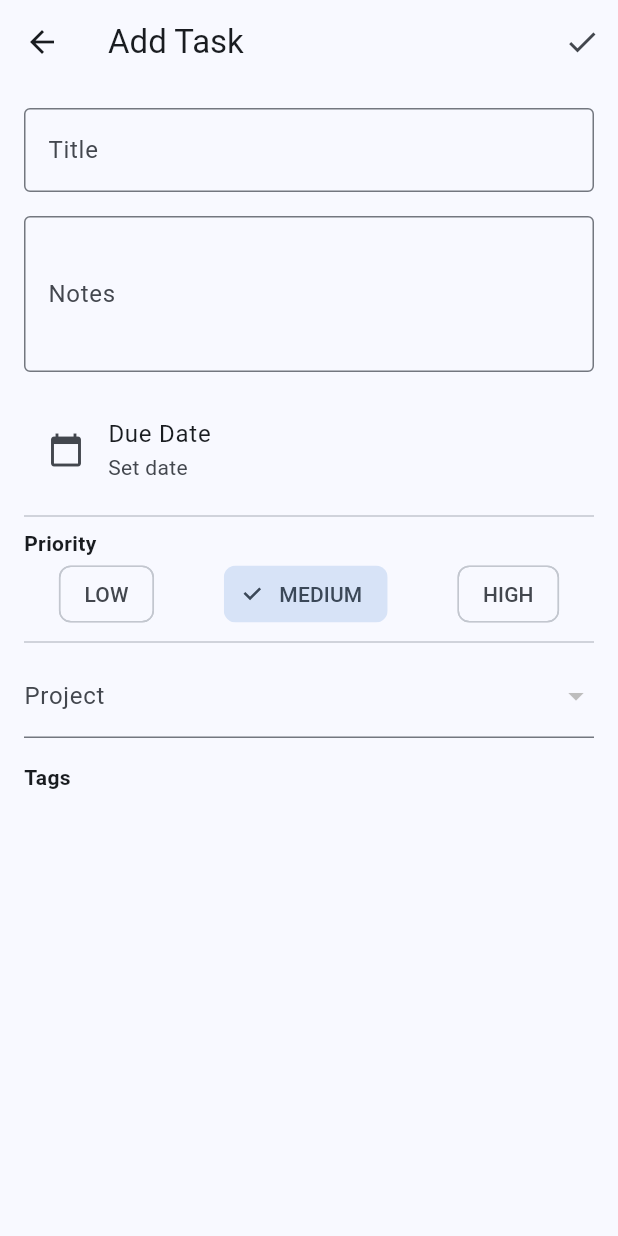
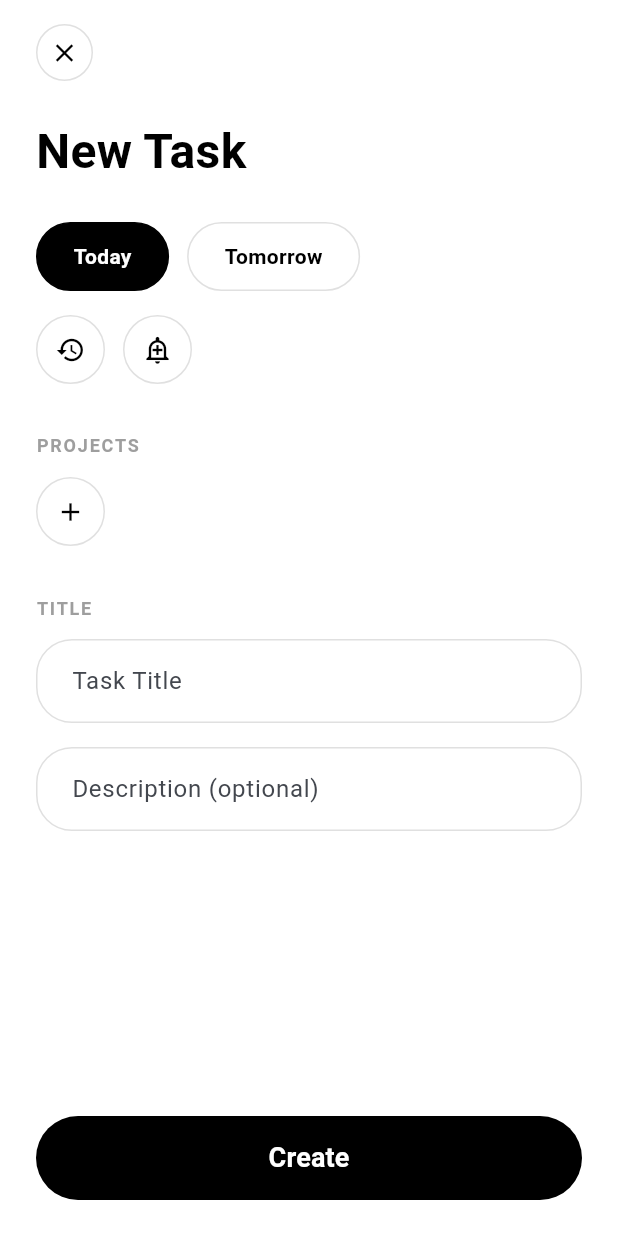
Before and after one commit to afnanahmadtariq/to-do-app, a Flutter app: the AddTaskScreen screen opened directly, on a phone screen of 412 x 824 dp. Run offline on Flutter 3.47's test engine with Material 3 defaults, Android fonts, the phone set to English and light mode, and no system bars; our stand-ins replace cloud_firestore, firebase_core; accounts and stored records are empty.

Commit message:
Redesign AddTaskScreen UI and refactor form logic
Replaces the form-based layout with a modern, pill-based UI, adds custom widgets for project and date selection, and switches to TextEditingControllers for title and notes. Refactors task creation and editing logic to use controllers, removes form validation, and improves overall user experience and code organization.

```diff
--- a/lib/screens/add_task_screen.dart
+++ b/lib/screens/add_task_screen.dart
@@ -1,6 +1,7 @@
 import 'package:flutter/material.dart';
 import 'package:provider/provider.dart';
 import '../models/task.dart';
+import '../models/project.dart';
 import '../providers/task_provider.dart';
 import 'package:intl/intl.dart';
 
@@ -13,136 +14,267 @@ class AddTaskScreen extends StatefulWidget {
 }
 
 class _AddTaskScreenState extends State<AddTaskScreen> {
-  final _formKey = GlobalKey<FormState>();
-  late String _title;
-  late String _notes;
-  DateTime? _dueDate;
-  late TaskPriority _priority;
+  final _titleController = TextEditingController();
+  final _notesController = TextEditingController();
+  DateTime? _dueDate = DateTime.now();
+  TaskPriority _priority = TaskPriority.medium;
   String? _selectedProjectId;
-  List<String> _selectedTagIds = [];
+  final List<String> _selectedTagIds = [];
 
   @override
   void initState() {
     super.initState();
-    final task = widget.taskToEdit;
-    _title = task?.title ?? '';
-    _notes = task?.notes ?? '';
-    _dueDate = task?.dueDate;
-    _priority = task?.priority ?? TaskPriority.medium;
-    _selectedProjectId = task?.projectId;
-    _selectedTagIds = List.from(task?.tagIds ?? []);
+    if (widget.taskToEdit != null) {
+      _titleController.text = widget.taskToEdit!.title;
+      _notesController.text = widget.taskToEdit!.notes;
+      _dueDate = widget.taskToEdit!.dueDate;
+      _priority = widget.taskToEdit!.priority;
+      _selectedProjectId = widget.taskToEdit!.projectId;
+      _selectedTagIds.addAll(widget.taskToEdit!.tagIds);
+    }
+  }
+
+  @override
+  void dispose() {
+    _titleController.dispose();
+    _notesController.dispose();
+    super.dispose();
   }
 
   @override
   Widget build(BuildContext context) {
     final taskProvider = Provider.of<TaskProvider>(context);
     final projects = taskProvider.projects;
-    final tags = taskProvider.tags;
 
-    // If editing and project is null, try to set it to first available if any
     if (_selectedProjectId == null && projects.isNotEmpty) {
       _selectedProjectId = projects.first.id;
     }
 
+    final isToday = _dueDate != null &&
+        _dueDate!.year == DateTime.now().year &&
+        _dueDate!.month == DateTime.now().month &&
+        _dueDate!.day == DateTime.now().day;
+    final isTomorrow = _dueDate != null &&
+        _dueDate!.year == DateTime.now().year &&
+        _dueDate!.month == DateTime.now().month &&
+        _dueDate!.day == DateTime.now().day + 1;
+
     return Scaffold(
-      appBar: AppBar(
-        title: Text(widget.taskToEdit == null ? 'Add Task' : 'Edit Task'),
-        actions: [
-          IconButton(
-            icon: const Icon(Icons.check),
-            onPressed: _saveTask,
+      backgroundColor: Colors.white,
+      body: SafeArea(
+        child: Padding(
+          padding: const EdgeInsets.symmetric(horizontal: 24.0),
+          child: Column(
+            crossAxisAlignment: CrossAxisAlignment.start,
+            children: [
+              const SizedBox(height: 16),
+              GestureDetector(
+                onTap: () => Navigator.pop(context),
+                child: Container(
+                  padding: const EdgeInsets.all(8),
+                  decoration: BoxDecoration(
+                    shape: BoxShape.circle,
+                    border: Border.all(color: Colors.grey.shade300),
+                  ),
+                  child: const Icon(Icons.close, size: 20, color: Colors.black),
+                ),
+              ),
+              const SizedBox(height: 24),
+              const Text(
+                'New Task',
+                style: TextStyle(
+                  fontSize: 32,
+                  fontWeight: FontWeight.bold,
+                  color: Colors.black,
+                ),
+              ),
+              const SizedBox(height: 24),
+              Row(
+                children: [
+                  _buildDatePill(
+                    label: 'Today',
+                    isSelected: isToday,
+                    onTap: () => setState(() => _dueDate = DateTime.now()),
+                  ),
+                  const SizedBox(width: 12),
+                  _buildDatePill(
+                    label: 'Tomorrow',
+                    isSelected: isTomorrow,
+                    onTap: () => setState(() => _dueDate = DateTime.now().add(const Duration(days: 1))),
                   ),
                 ],
               ),
-      body: SingleChildScrollView(
-        padding: const EdgeInsets.all(16.0),
-        child: Form(
-          key: _formKey,
-          child: Column(
-            crossAxisAlignment: CrossAxisAlignment.start,
+              const SizedBox(height: 16),
+              Row(
                 children: [
-              TextFormField(
-                initialValue: _title,
-                decoration: const InputDecoration(
-                  labelText: 'Title',
-                  border: OutlineInputBorder(),
+                  _buildIconButton(Icons.history, onTap: _pickDateTime),
+                  const SizedBox(width: 12),
+                  _buildIconButton(Icons.add_alert_outlined),
+                ],
               ),
-                validator: (value) =>
-                    value == null || value.isEmpty ? 'Please enter a title' : null,
-                onSaved: (value) => _title = value!,
+              const SizedBox(height: 32),
+              _buildSectionLabel('PROJECTS'),
+              const SizedBox(height: 12),
+              SizedBox(
+                height: 48,
+                child: ListView(
+                  scrollDirection: Axis.horizontal,
+                  children: [
+                    _buildAddProjectButton(),
+                    const SizedBox(width: 12),
+                    ...projects.map((project) {
+                      final isSelected = _selectedProjectId == project.id;
+                      return Padding(
+                        padding: const EdgeInsets.only(right: 12.0),
+                        child: _buildProjectPill(project, isSelected),
+                      );
+                    }),
+                  ],
+                ),
+              ),
+              const SizedBox(height: 32),
+              _buildSectionLabel('TITLE'),
+              const SizedBox(height: 12),
+              TextField(
+                controller: _titleController,
+                decoration: InputDecoration(
+                  hintText: 'Task Title',
+                  filled: true,
+                  fillColor: Colors.white,
+                  contentPadding: const EdgeInsets.symmetric(horizontal: 20, vertical: 16),
+                  border: OutlineInputBorder(
+                    borderRadius: BorderRadius.circular(24),
+                    borderSide: BorderSide(color: Colors.grey.shade300),
+                  ),
+                  enabledBorder: OutlineInputBorder(
+                    borderRadius: BorderRadius.circular(24),
+                    borderSide: BorderSide(color: Colors.grey.shade300),
+                  ),
+                ),
               ),
               const SizedBox(height: 16),
-              TextFormField(
-                initialValue: _notes,
-                decoration: const InputDecoration(
-                  labelText: 'Notes',
-                  border: OutlineInputBorder(),
+              TextField(
+                controller: _notesController,
+                decoration: InputDecoration(
+                  hintText: 'Description (optional)',
+                  filled: true,
+                  fillColor: Colors.white,
+                  contentPadding: const EdgeInsets.symmetric(horizontal: 20, vertical: 16),
+                  border: OutlineInputBorder(
+                    borderRadius: BorderRadius.circular(24),
+                    borderSide: BorderSide(color: Colors.grey.shade300),
                   ),
-                maxLines: 3,
-                onSaved: (value) => _notes = value ?? '',
+                  enabledBorder: OutlineInputBorder(
+                    borderRadius: BorderRadius.circular(24),
+                    borderSide: BorderSide(color: Colors.grey.shade300),
                   ),
-              const SizedBox(height: 16),
-              ListTile(
-                title: const Text('Due Date'),
-                subtitle: Text(_dueDate == null
-                    ? 'Set date'
-                    : DateFormat('MMM d, yyyy HH:mm').format(_dueDate!)),
-                leading: const Icon(Icons.calendar_today),
-                trailing: _dueDate != null ? IconButton(
-                  icon: const Icon(Icons.clear),
-                  onPressed: () => setState(() => _dueDate = null),
-                ) : null,
-                onTap: _pickDateTime,
                 ),
-              const Divider(),
-              const Text('Priority', style: TextStyle(fontWeight: FontWeight.bold)),
-              Row(
-                mainAxisAlignment: MainAxisAlignment.spaceAround,
-                children: TaskPriority.values.map((p) {
-                  return ChoiceChip(
-                    label: Text(p.name.toUpperCase()),
-                    selected: _priority == p,
-                    onSelected: (selected) {
-                      if (selected) setState(() => _priority = p);
-                    },
+              ),
+              const Spacer(),
+              SizedBox(
+                width: double.infinity,
+                height: 56,
+                child: ElevatedButton(
+                  onPressed: _saveTask,
+                  style: ElevatedButton.styleFrom(
+                    backgroundColor: Colors.black,
+                    foregroundColor: Colors.white,
+                    shape: RoundedRectangleBorder(
+                      borderRadius: BorderRadius.circular(28),
+                    ),
+                    elevation: 0,
+                  ),
+                  child: Text(
+                    widget.taskToEdit == null ? 'Create' : 'Update',
+                    style: const TextStyle(fontSize: 18, fontWeight: FontWeight.bold),
+                  ),
+                ),
+              ),
+              const SizedBox(height: 24),
+            ],
+          ),
+        ),
+      ),
     );
-                }).toList(),
+  }
+
+  Widget _buildSectionLabel(String label) {
+    return Text(
+      label,
+      style: TextStyle(
+        fontSize: 12,
+        fontWeight: FontWeight.bold,
+        color: Colors.grey.shade500,
+        letterSpacing: 1.2,
       ),
-              const Divider(),
-              DropdownButtonFormField<String>(
-                decoration: const InputDecoration(labelText: 'Project'),
-                initialValue: _selectedProjectId,
-                items: projects.map((p) {
-                  return DropdownMenuItem(
-                    value: p.id,
-                    child: Text(p.name),
     );
-                }).toList(),
-                onChanged: (val) => setState(() => _selectedProjectId = val),
-                validator: (val) => val == null ? 'Select a project' : null,
+  }
+
+  Widget _buildDatePill({required String label, required bool isSelected, required VoidCallback onTap}) {
+    return GestureDetector(
+      onTap: onTap,
+      child: Container(
+        padding: const EdgeInsets.symmetric(horizontal: 24, vertical: 12),
+        decoration: BoxDecoration(
+          color: isSelected ? Colors.black : Colors.white,
+          borderRadius: BorderRadius.circular(24),
+          border: Border.all(color: isSelected ? Colors.black : Colors.grey.shade300),
         ),
-              const SizedBox(height: 16),
-              const Text('Tags', style: TextStyle(fontWeight: FontWeight.bold)),
-              Wrap(
-                spacing: 8,
-                children: tags.map((tag) {
-                  final isSelected = _selectedTagIds.contains(tag.id);
-                  return FilterChip(
-                    label: Text(tag.name),
-                    selected: isSelected,
-                    onSelected: (selected) {
-                      setState(() {
-                        if (selected) {
-                          _selectedTagIds.add(tag.id);
-                        } else {
-                          _selectedTagIds.remove(tag.id);
+        child: Text(
+          label,
+          style: TextStyle(
+            color: isSelected ? Colors.white : Colors.black,
+            fontWeight: FontWeight.w600,
+          ),
+        ),
+      ),
+    );
   }
-                      });
-                    },
+
+  Widget _buildIconButton(IconData icon, {VoidCallback? onTap}) {
+    return GestureDetector(
+      onTap: onTap,
+      child: Container(
+        padding: const EdgeInsets.all(12),
+        decoration: BoxDecoration(
+          shape: BoxShape.circle,
+          border: Border.all(color: Colors.grey.shade300),
+        ),
+        child: Icon(icon, size: 20, color: Colors.black),
+      ),
     );
-                }).toList(),
+  }
+
+  Widget _buildAddProjectButton() {
+    return Container(
+      padding: const EdgeInsets.all(12),
+      decoration: BoxDecoration(
+        shape: BoxShape.circle,
+        border: Border.all(color: Colors.grey.shade300),
       ),
-            ],
+      child: const Icon(Icons.add, size: 20, color: Colors.black),
+    );
+  }
+
+  Widget _buildProjectPill(Project project, bool isSelected) {
+    return GestureDetector(
+      onTap: () => setState(() => _selectedProjectId = project.id),
+      child: Container(
+        padding: const EdgeInsets.symmetric(horizontal: 20),
+        alignment: Alignment.center,
+        decoration: BoxDecoration(
+          gradient: isSelected
+              ? const LinearGradient(colors: [Colors.blue, Colors.purple])
+              : null,
+          color: isSelected ? null : Colors.white,
+          borderRadius: BorderRadius.circular(24),
+          border: isSelected ? null : Border.all(color: Colors.grey.shade300),
+        ),
+        child: Text(
+          project.name,
+          style: TextStyle(
+            color: isSelected ? Colors.white : Colors.black,
+            fontWeight: FontWeight.w600,
           ),
         ),
       ),
@@ -176,14 +308,14 @@ class _AddTaskScreenState extends State<AddTaskScreen> {
   }
 
   void _saveTask() {
-    if (_formKey.currentState!.validate()) {
-      _formKey.currentState!.save();
+    if (_titleController.text.isEmpty) return;
+
     final provider = Provider.of<TaskProvider>(context, listen: false);
 
     if (widget.taskToEdit == null) {
       provider.addTask(
-          title: _title,
-          notes: _notes,
+        title: _titleController.text,
+        notes: _notesController.text,
         dueDate: _dueDate,
         priority: _priority,
         projectId: _selectedProjectId!,
@@ -192,8 +324,8 @@ class _AddTaskScreenState extends State<AddTaskScreen> {
     } else {
       final updatedTask = Task(
         id: widget.taskToEdit!.id,
-          title: _title,
-          notes: _notes,
+        title: _titleController.text,
+        notes: _notesController.text,
         dueDate: _dueDate,
         priority: _priority,
         status: widget.taskToEdit!.status,
@@ -208,4 +340,3 @@ class _AddTaskScreenState extends State<AddTaskScreen> {
     Navigator.pop(context);
   }
 }
-}
```
Lines whose indentation alone changed are shown as unchanged.
